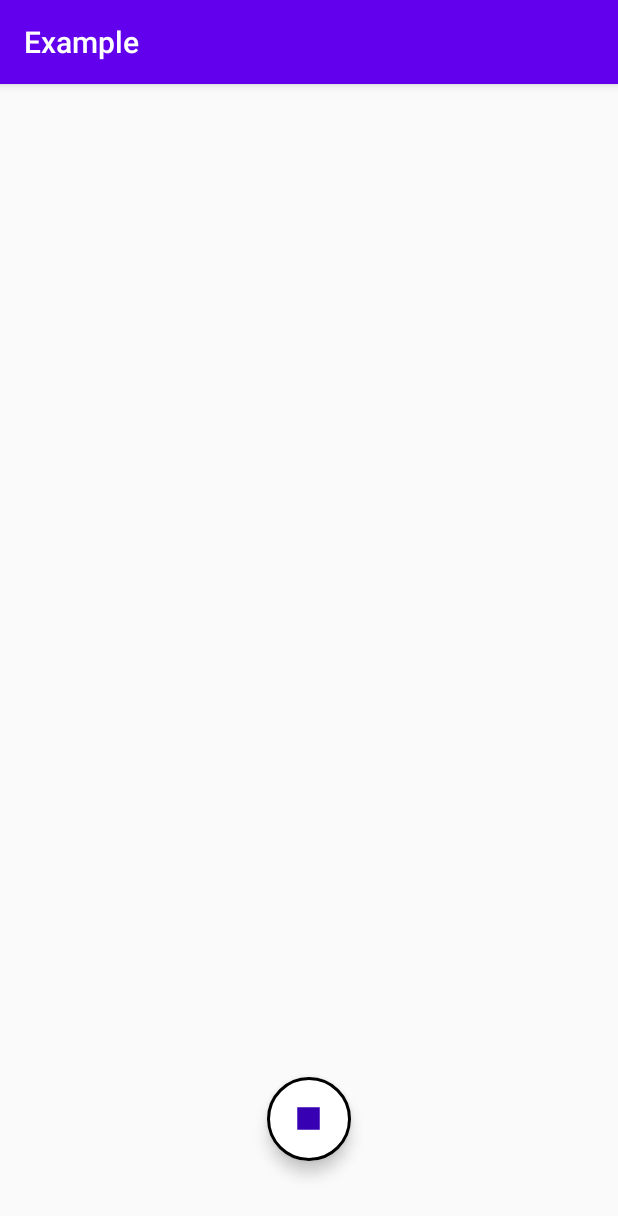
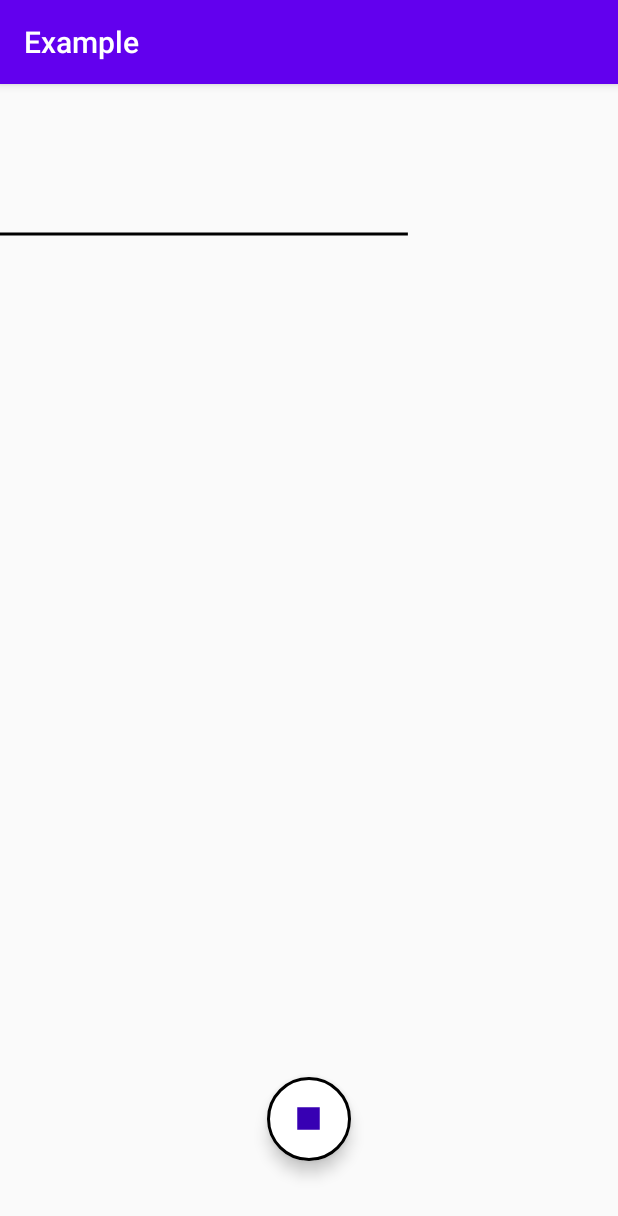
Before and after one commit to Haransis/WaveFormPlayer, an Android app: the RecActivity screen opened directly, with no data from a screen before it, after a tap on an icon or button, on a phone screen of 412 x 824 dp. Shown: the top 1216 px of the screen. Run offline under Robolectric (Android 15) with nearby library versions, the phone set to English and light mode, and no system bars; 3 statements that could not run were skipped.

Commit message:
:alembic: Experiment with MediaRecorder

```diff
--- a/app/src/main/java/fr/haran/example/RecActivity.kt
+++ b/app/src/main/java/fr/haran/example/RecActivity.kt
@@ -5,24 +5,34 @@ import android.content.pm.PackageManager
 import android.icu.text.SimpleDateFormat
 import android.media.MediaRecorder
 import android.os.Bundle
+import android.os.Handler
+import android.util.Log
 import android.widget.Toast
 import androidx.appcompat.app.AppCompatActivity
 import androidx.core.app.ActivityCompat
 import com.google.android.material.floatingactionbutton.FloatingActionButton
+import fr.haran.soundwave.ui.RecView
 import java.io.File
 import java.util.*
 
 private const val PERMISSION_CODE = 0
 private const val PERMISSION_RECORD_AUDIO = Manifest.permission.RECORD_AUDIO
+private const val INTERVAL = 32L
+private const val TAG = "RecActivity"
 class RecActivity : AppCompatActivity() {
 
+    private lateinit var runnable: Runnable
+    private val handler = Handler()
+
     private var recorder: MediaRecorder? = null
-    private lateinit var recordFile: File
     private var isRecording = false
+
+    private lateinit var recView: RecView
 
     override fun onCreate(savedInstanceState: Bundle?) {
         super.onCreate(savedInstanceState)
         setContentView(R.layout.activity_rec)
+        recView = findViewById(R.id.recview)
         setOnClickListeners()
     }
 
@@ -61,23 +71,38 @@ class RecActivity : AppCompatActivity() {
     }
 
     private fun startRecording() {
+        prepareRecorder()
+        recorder!!.start()
+        handler.post(runnable)
+        isRecording = true
+    }
+
+    private fun prepareRecorder() {
         val storageDir = applicationContext.externalCacheDir?.absolutePath
-        val timeStamp: String = SimpleDateFormat("yyyyMMdd_HHmmss", Locale.FRANCE).format(Date())
+        //val timeStamp: String = SimpleDateFormat("yyyyMMdd_HHmmss", Locale.FRANCE).format(Date())
+        val name: String = "recording"
         recorder = MediaRecorder().apply {
             setAudioSource(MediaRecorder.AudioSource.MIC)
             setOutputFormat(MediaRecorder.OutputFormat.THREE_GPP)
-            setOutputFile(storageDir + File.separator + "JPEG_${timeStamp}_"+".3gp")
+            setOutputFile(storageDir + File.separator + "3GP_${name}_" + ".3gp")
             setAudioEncoder(MediaRecorder.AudioEncoder.AMR_NB)
             prepare()
         }
-        recorder!!.start()
-        isRecording = true
+        runnable = object: Runnable {
+            override fun run() {
+                recView.addAmplitude(recorder!!.maxAmplitude)
+                if (isRecording)
+                    handler.postDelayed(this, INTERVAL)
+            }
+        }
     }
 
     private fun stopRecording() {
         recorder?.stop()
+        recorder?.reset()
         recorder?.release()
         recorder = null
+        handler.removeCallbacks(runnable)
         isRecording = false
     }
 }
--- a/app/src/main/res/layout/activity_rec.xml
+++ b/app/src/main/res/layout/activity_rec.xml
@@ -5,6 +5,14 @@
     android:layout_width="match_parent"
     android:layout_height="match_parent"
     tools:context=".RecActivity">
+
+    <fr.haran.soundwave.ui.RecView
+        android:id="@+id/recview"
+        android:layout_width="match_parent"
+        android:layout_height="200dp"
+        app:recColor="@color/colorPrimary"
+        app:layout_constraintTop_toTopOf="parent"
+        app:layout_constraintStart_toStartOf="parent"/>
 
     <com.google.android.material.floatingactionbutton.FloatingActionButton
         android:id="@+id/rec"
--- /dev/null
+++ b/soundwave/src/main/java/fr/haran/soundwave/ui/RecView.kt
@@ -0,0 +1,98 @@
+package fr.haran.soundwave.ui
+
+import android.content.Context
+import android.graphics.Canvas
+import android.graphics.Paint
+import android.graphics.Path
+import android.util.AttributeSet
+import android.util.Log
+import android.view.View
+import androidx.annotation.ColorRes
+import androidx.core.content.ContextCompat
+import fr.haran.soundwave.R
+import kotlin.math.roundToInt
+import kotlin.properties.Delegates
+
+private const val TAG = "RecView"
+private const val MAX_AMPLITUDE = 32767
+private const val SAMPLES_PER_SCREEN = 100
+class RecView(context: Context, attrs: AttributeSet): View(context, attrs) {
+
+    private var amplitude = 0
+    private var recordPaint: Paint
+    private var availableWidth by Delegates.notNull<Int>()
+    private var availableHeight by Delegates.notNull<Int>()
+    private var origin by Delegates.notNull<Int>()
+    private var barWidth by Delegates.notNull<Float>()
+    private var barHeight by Delegates.notNull<Float>()
+    private val waveForm: Path = Path()
+
+    init {
+        context.theme.obtainStyledAttributes(
+            attrs,
+            R.styleable.SoundWaveView,
+            0, 0).apply {
+
+            try {
+                recordColor = getColor(
+                    R.styleable.RecView_recColor, ContextCompat.getColor(context,
+                        R.color.colorPrimary
+                    ))
+            } finally {
+                recycle()
+            }
+        }
+        recordPaint = Paint()
+        recordPaint.apply {
+            color = recordColor
+            flags = Paint.ANTI_ALIAS_FLAG
+            strokeWidth = 20F
+            style = Paint.Style.STROKE
+        }
+    }
+
+    @ColorRes
+    var recordColor: Int
+        set(value){
+            field = value
+            invalidate()
+            requestLayout()
+        }
+
+    override fun onLayout(changed: Boolean, left: Int, top: Int, right: Int, bottom: Int) {
+        super.onLayout(changed, left, top, right, bottom)
+        recordPaint.apply {
+            color = recordColor
+            flags = Paint.ANTI_ALIAS_FLAG
+            strokeWidth = 3F
+            Paint.Style.STROKE
+        }
+    }
+
+    override fun onSizeChanged(w: Int, h: Int, oldw: Int, oldh: Int) {
+        super.onSizeChanged(w, h, oldw, oldh)
+        val xpad = (paddingLeft + paddingRight).toFloat()
+        val ypad = (paddingTop + paddingBottom).toFloat()
+        availableWidth = (w.toFloat() - xpad).roundToInt()
+        availableHeight = (h.toFloat() - ypad).roundToInt()
+        origin = availableHeight/2
+        barWidth = availableWidth.toFloat() / SAMPLES_PER_SCREEN
+        barHeight = availableHeight.toFloat() / MAX_AMPLITUDE
+        waveForm.rewind()
+        waveForm.moveTo(0F, origin.toFloat())
+    }
+
+    override fun onDraw(canvas: Canvas?) {
+        super.onDraw(canvas)
+        canvas?.apply {
+            drawPath(waveForm, recordPaint)
+        }
+    }
+
+    fun addAmplitude(newAmpl: Int){
+        Log.d(TAG, "addAmplitude: ${amplitude - newAmpl}")
+        waveForm.rLineTo(barWidth, (amplitude-newAmpl).toFloat())
+        amplitude = newAmpl
+        invalidate()
+    }
+}
--- a/soundwave/src/main/res/values/attrs.xml
+++ b/soundwave/src/main/res/values/attrs.xml
@@ -11,4 +11,7 @@
         <attr name="title" format="string"/>
         <attr name="waveDb" format="boolean"/>
     </declare-styleable>
+    <declare-styleable name="RecView">
+        <attr name="recColor" format="color"/>
+    </declare-styleable>
 </resources>
```
